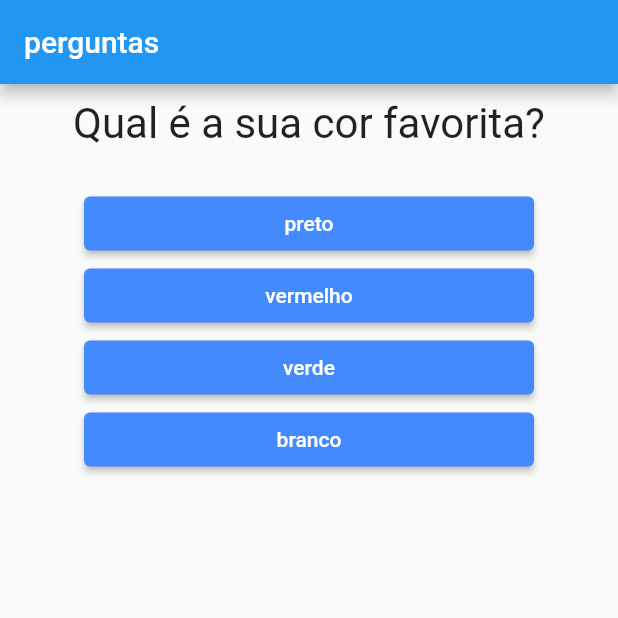
After one commit to LuaDlc/projeto_perguntas, a Flutter app: the screen it shows after launch, on a phone screen of 412 x 824 dp, the top half of it. The commit adds this screen. Run offline on Flutter 3.47's test engine with Material 2 defaults, Android fonts, the phone set to English and light mode, and no system bars.

Commit message:
adicionando o comoinente questionario

```diff
--- a/lib/main.dart
+++ b/lib/main.dart
@@ -1,7 +1,6 @@
 import 'package:flutter/material.dart';
-import 'package:projeto_perguntas/questao.dart';
-import 'package:projeto_perguntas/respostas.dart';
 import 'package:projeto_perguntas/resultado.dart';
+import 'package:projeto_perguntas/questionario.dart';
 
 void main() => runApp(const PerguntaApp());
 
@@ -15,7 +14,7 @@ class PerguntaApp extends StatefulWidget {
 
 class _PerguntaAppState extends State<PerguntaApp> {
   var _perguntaSelecionada = 0;
-  final List<Map> _perguntas = [
+  final _perguntas = const [
     {
       'texto': 'Qual é a sua cor favorita?',
       'respostas': ['preto', 'vermelho', 'verde', 'branco'],
@@ -39,18 +38,12 @@ class _PerguntaAppState extends State<PerguntaApp> {
     }
   }
 
-  //funcao get que retorna a perguntaSelecionada sendo menor que o tamanho da lista perguntas
   bool get temPerguntaSelecionada {
     return _perguntaSelecionada < _perguntas.length;
   }
 
   @override
   Widget build(BuildContext context) {
-    List<String?> respostas =
-        temPerguntaSelecionada // se a pergunta estiver sido selecionada reporta outra pergunta
-            ? _perguntas[_perguntaSelecionada]['respostas']
-            : [];
-
     //criando uma isntancia
     return MaterialApp(
         //recebe parametros noemados
@@ -62,16 +55,10 @@ class _PerguntaAppState extends State<PerguntaApp> {
             ),
             //outro componente dentro do scaffold
             body: temPerguntaSelecionada
-                ? Column(
-                    children: [
-                      Questao(_perguntas[_perguntaSelecionada]['texto']),
-                      const SizedBox(height: 8.0),
-                      const SizedBox(height: 8.0),
-                      ...respostas
-                          .map((t) => Respostas(t, _responder))
-                          .toList(), // essa é a lista com as repostas, os ... adiciona essa lista dentro de outra lista perguntas
-                    ],
-                  )
+                ? Questionario(
+                    perguntas: _perguntas,
+                    perguntaSelecionada: _perguntaSelecionada,
+                    responder: _responder)
                 : const Resultado() //será uma pagina talvez com o numero de acertos
             ));
   }
--- /dev/null
+++ b/lib/questionario.dart
@@ -0,0 +1,37 @@
+import 'package:flutter/material.dart';
+import 'package:projeto_perguntas/questao.dart';
+import 'package:projeto_perguntas/respostas.dart';
+
+class Questionario extends StatelessWidget {
+  const Questionario(
+      {Key? key,
+      required this.perguntas,
+      required this.perguntaSelecionada,
+      required this.responder})
+      : super(key: key);
+  final List<Map<String?, Object?>> perguntas;
+  final int perguntaSelecionada;
+  final void Function() responder;
+
+  //funcao get que retorna a perguntaSelecionada sendo menor que o tamanho da lista perguntas
+  bool get temPerguntaSelecionada {
+    return perguntaSelecionada < perguntas.length;
+  }
+
+  @override
+  Widget build(BuildContext context) {
+    List<String?> respostas = temPerguntaSelecionada
+        ? perguntas[perguntaSelecionada]['respostas'] as List<String>
+        : [];
+    return Column(
+      children: [
+        Questao(perguntas[perguntaSelecionada]['texto'] as String),
+        const SizedBox(height: 8.0),
+        const SizedBox(height: 8.0),
+        ...respostas
+            .map((t) => Respostas(t, responder))
+            .toList(), // essa é a lista com as repostas, os ... adiciona essa lista dentro de outra lista perguntas
+      ],
+    );
+  }
+}
```
